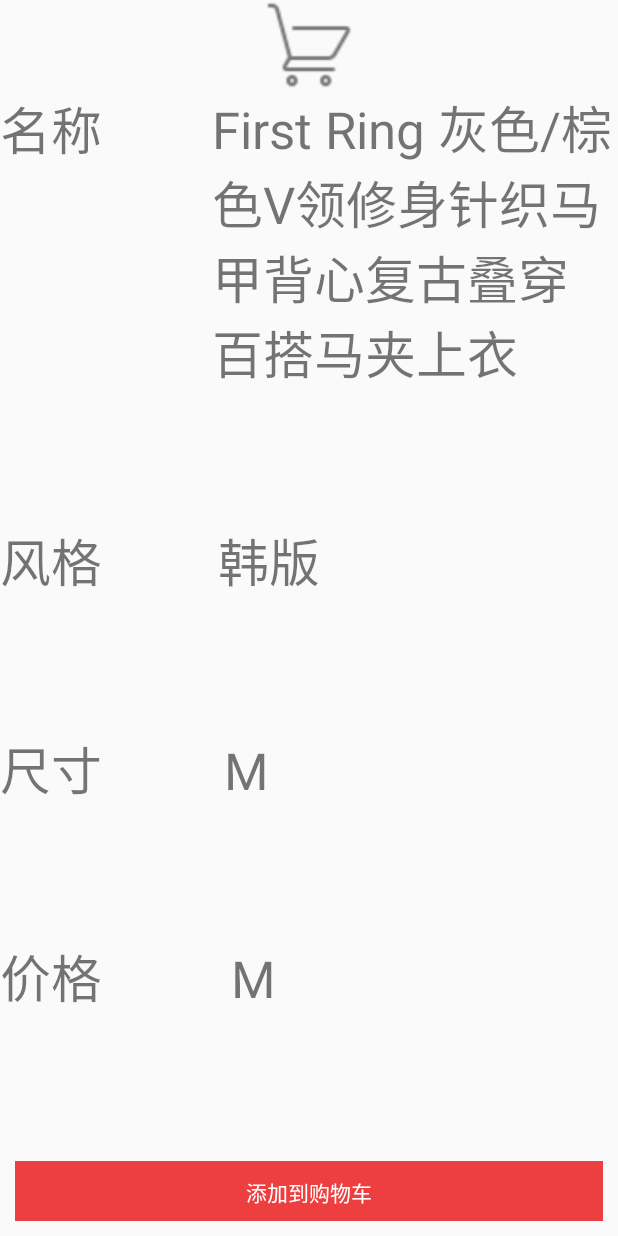
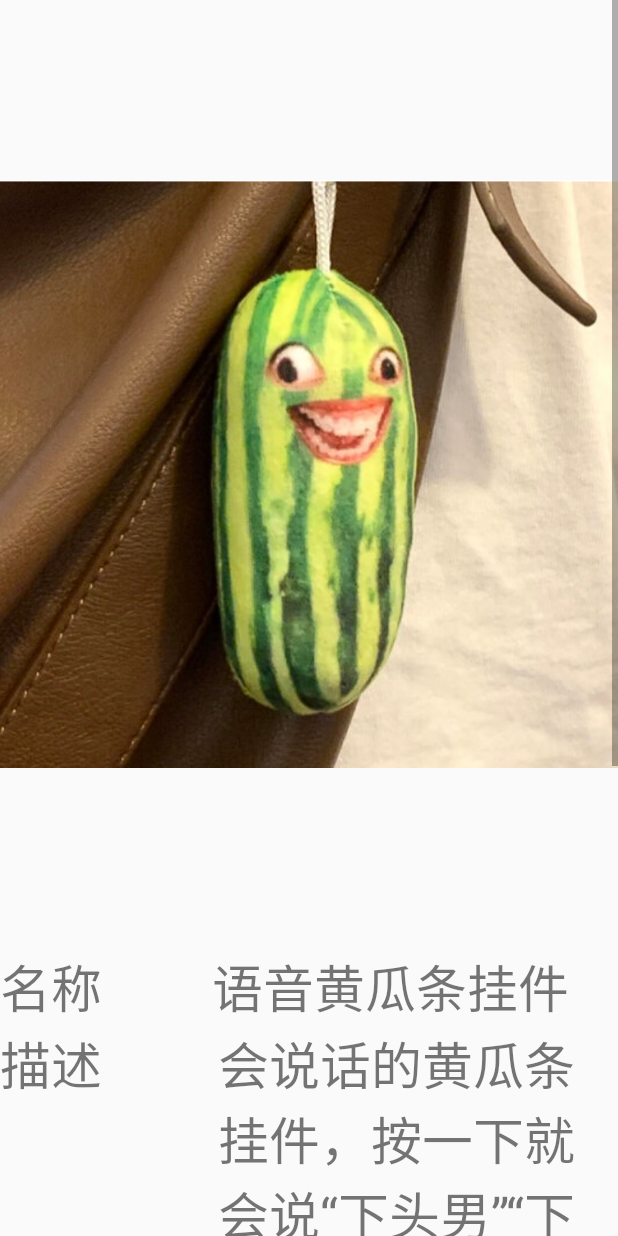
Before and after one commit to Harrybh/Secondhandmarket, an Android app: the HomeFragment screen opened directly, with no data from a screen before it, after a tap on an icon or button, on a phone screen of 412 x 824 dp. Run offline under Robolectric (Android 15) with nearby library versions, the phone set to English and light mode, and no system bars.

Commit message:
Update product info

```diff
--- a/app/src/main/java/com/example/myapplication/ContactDetailsActivity.java
+++ b/app/src/main/java/com/example/myapplication/ContactDetailsActivity.java
@@ -21,9 +21,9 @@
         ProductInfo contact = getIntent().getParcelableExtra("contact");
         int rid=contact.getProduct_img();
         String name = contact.getProduct_title();
-        String region = contact.getProduct_style();
-        String gender = contact.getProduct_size();
-        String type = contact.getProduct_size();
+        String region = contact.getProduct_description();
+        String gender = contact.getProduct_seller();
+        String type = contact.getProduct_price();
         textView1=findViewById(R.id.textViewa2);
         textView2=findViewById(R.id.textViewb2);
         textView3=findViewById(R.id.textViewc2);
--- a/app/src/main/java/com/example/myapplication/HomeFragment.java
+++ b/app/src/main/java/com/example/myapplication/HomeFragment.java
@@ -18,12 +18,14 @@
         View view = View.inflate(mContext, R.layout.fragment_home, null);
         recyclerView = view.findViewById(R.id.rv_home);
         //模拟数据
-        mProductInfoList.add(new ProductInfo(0,R.drawable.main_cart,"First Ring 灰色/棕色V领修身针织马甲背心复古叠穿百搭马夹上衣","韩版","M","180.90"));
-        mProductInfoList.add(new ProductInfo(0,R.drawable.main_cart,"First Ring 灰色/棕色V领修身针织马甲背心复古叠穿百搭马夹上衣","韩版","M","180.90"));
-        mProductInfoList.add(new ProductInfo(0,R.drawable.main_cart,"First Ring 灰色/棕色V领修身针织马甲背心复古叠穿百搭马夹上衣","韩版","M","180.90"));
-        mProductInfoList.add(new ProductInfo(0,R.drawable.main_cart,"First Ring 灰色/棕色V领修身针织马甲背心复古叠穿百搭马夹上衣","韩版","M","180.90"));
-        mProductInfoList.add(new ProductInfo(0,R.drawable.main_cart,"First Ring 灰色/棕色V领修身针织马甲背心复古叠穿百搭马夹上衣","韩版","M","180.90"));
-        mProductInfoList.add(new ProductInfo(0,R.drawable.main_cart,"First Ring 灰色/棕色V领修身针织马甲背心复古叠穿百搭马夹上衣","韩版","M","180.90"));
+        mProductInfoList.add(new ProductInfo(0,R.drawable.img1,"语音黄瓜条挂件","会说话的黄瓜条挂件，按一下就会说“下头男”“下头女”“家人们谁懂啊无语死了”之类的，非常符合大学生美丽的精神状态，多买了一根，出出","FamilyWhoKnows111","9.9"));
+        mProductInfoList.add(new ProductInfo(0,R.drawable.img2,"【95新】Redmi 27英寸显示器 G27 Fast IPS 165Hz高刷","屏幕素质还行，刚买不到两个月，月底手头紧含泪大甩卖！可小刀，可自提。","电专炊事兵bkbkbk","555.55"));
+        mProductInfoList.add(new ProductInfo(0,R.drawable.img3,"得力A5复古羊巴皮笔记本","得力复古风羊巴皮记事本，颜值超高，书写体验也不错，我一下买了一套用不过来，出一本，两本也可，校内自提","studyMmehappy","6.6"));
+        mProductInfoList.add(new ProductInfo(0,R.drawable.img4,"【全新】神里绫华痛衣","美丽的绫华大小姐嘿嘿，刚买几天还没穿过，本来打算穿去CP30，（加绒的不怕冷）可是延期了呃呃呃呃呃，坏现充滚出漫展！！！（PS：原友+我UID114514666）","神里绫华的狗www","88"));
+        mProductInfoList.add(new ProductInfo(0,R.drawable.img5,"【95新】美的酷毙灯充电款","可以磁吸在墙上或者桌子上，朋友送了新的，这个就出了，最低价不可刀","Justman18yearsold","25"));
+        mProductInfoList.add(new ProductInfo(0,R.drawable.img6,"六级复习资料","买回来一笔没动orz，单买9r/本，两本15r带走不可刀，校内可自提","这次六级又寄了呜呜呜","9"));
+        mProductInfoList.add(new ProductInfo(0,R.drawable.img7,"【非卖】崩铁联动立牌","嘿嘿嘿让我看看是哪个小开拓者还没有列车长送的联动立牌！不出，就挂一挂，嘿嘿","持明online","9999.99"));
+        mProductInfoList.add(new ProductInfo(0,R.drawable.img8,"简约石英表","挺新的，之前考试急用表就随便买了一个，基础功能都没问题，闲置出","ykslkbwlaaa","9.9"));
 
         //创建适配器
         productListAdapter = new ProductListAdapter(mProductInfoList);
--- a/app/src/main/java/com/example/myapplication/ProductInfo.java
+++ b/app/src/main/java/com/example/myapplication/ProductInfo.java
@@ -6,15 +6,15 @@
     private int _id;
     private int product_img;
     private String product_title;
-    private String product_style;
-    private String product_size;
+    private String product_description;
+    private String product_seller;
     private String product_price;
 
     public ProductInfo(Parcel in) {//从 Parcel 中读取数据并初始化对象
         this.product_img = in.readInt();
         this.product_title = in.readString();
-        this.product_style = in.readString();
-        this.product_size = in.readString();
+        this.product_description = in.readString();
+        this.product_seller = in.readString();
         this.product_price = in.readString();
 
 
@@ -22,11 +22,11 @@
 
     }
 
-    public ProductInfo(int _id,int product_img, String product_title, String product_style, String product_size, String product_price) {
+    public ProductInfo(int _id,int product_img, String product_title, String product_description, String product_seller, String product_price) {
         this._id = _id;
         this.product_title = product_title;
-        this.product_style = product_style;
-        this.product_size = product_size;
+        this.product_description = product_description;
+        this.product_seller = product_seller;
         this.product_price = product_price;
         this.product_img = product_img;
     }
@@ -56,20 +56,20 @@
         this.product_title = product_title;
     }
 
-    public String getProduct_style() {
-        return product_style;
+    public String getProduct_description() {
+        return product_description;
     }
 
-    public void setProduct_style(String product_style) {
-        this.product_style = product_style;
+    public void setProduct_description(String product_description) {
+        this.product_description = product_description;
     }
 
-    public String getProduct_size() {
-        return product_size;
+    public String getProduct_seller() {
+        return product_seller;
     }
 
-    public void setProduct_size(String product_size) {
-        this.product_size = product_size;
+    public void setProduct_seller(String product_seller) {
+        this.product_seller = product_seller;
     }
 
     public String getProduct_price() {
@@ -101,8 +101,8 @@
     public void writeToParcel(Parcel parcel, int i) {///// 将对象数据写入 Parcel 中
         parcel.writeInt(product_img);
         parcel.writeString(product_title);
-        parcel.writeString(product_style);
-        parcel.writeString(product_size);
+        parcel.writeString(product_description);
+        parcel.writeString(product_seller);
         parcel.writeString(product_price);
 
     }
--- a/app/src/main/java/com/example/myapplication/ProductListAdapter.java
+++ b/app/src/main/java/com/example/myapplication/ProductListAdapter.java
@@ -3,11 +3,9 @@
 
 import androidx.recyclerview.widget.RecyclerView;
 
-import android.os.Bundle;
-
 import java.util.ArrayList;
 import java.util.List;
-import android.util.Log;
+
 import android.view.LayoutInflater;
 import android.view.View;
 import android.view.ViewGroup;
@@ -46,8 +44,7 @@
 
         //设置数据
         holder.tv_title.setText(productInfo.getProduct_title());
-        holder.tv_style.setText("风格："+productInfo.getProduct_style());
-        holder.tv_size.setText("尺寸："+productInfo.getProduct_size());
+        holder.tv_size.setText("卖家："+productInfo.getProduct_seller());
         holder.tv_price.setText("¥ "+ productInfo.getProduct_price());
         holder.img_product.setImageResource(productInfo.getProduct_img());
 
--- a/app/src/main/res/layout/contact.xml
+++ b/app/src/main/res/layout/contact.xml
@@ -1,10 +1,13 @@
 <?xml version="1.0" encoding="utf-8"?>
-<LinearLayout xmlns:android="http://schemas.android.com/apk/res/android"
+
+<ScrollView xmlns:android="http://schemas.android.com/apk/res/android"
     android:layout_width="match_parent"
-    android:layout_height="match_parent"
+    android:layout_height="match_parent">
+
+    <LinearLayout
+        android:layout_width="match_parent"
+        android:layout_height="wrap_content"
         android:orientation="vertical">
-
-
 
         <ImageView
             android:id="@+id/imageView5"
@@ -57,7 +60,7 @@
                     android:layout_width="152dp"
                     android:layout_height="wrap_content"
                     android:layout_weight="1"
-                android:text="风格"
+                    android:text="描述"
                     android:textSize="34sp" />
 
                 <TextView
@@ -87,7 +90,7 @@
                     android:layout_width="160dp"
                     android:layout_height="wrap_content"
                     android:layout_weight="1"
-                android:text="尺寸"
+                    android:text="卖家"
                     android:textSize="34sp" />
 
                 <TextView
@@ -132,14 +135,16 @@
 
 
         </FrameLayout>
+
         <Button
             android:id="@+id/addtocar"
             android:layout_width="match_parent"
             android:layout_height="40dp"
             android:layout_margin="10dp"
             android:background="@drawable/add_cart_bg_selector"
-        android:padding="10dp"
             android:text="添加到购物车"
-        android:textColor="#fff" />
+            android:textColor="#fff"
+            android:textSize="30sp" />
 
     </LinearLayout>
+</ScrollView>
--- a/app/src/main/res/layout/fragment_home.xml
+++ b/app/src/main/res/layout/fragment_home.xml
@@ -12,10 +12,11 @@
     <androidx.recyclerview.widget.RecyclerView
         android:id="@+id/rv_home"
         android:layout_width="match_parent"
-        tools:listitem="@layout/item"
         android:layout_height="match_parent"
+        android:layout_below="@id/titlebar"
+        android:layout_marginTop="2dp"
         app:layoutManager="androidx.recyclerview.widget.LinearLayoutManager"
-        android:layout_below="@id/titlebar" />
+        tools:listitem="@layout/item" />
 
     <ImageButton
         android:id="@+id/ib_top"
--- a/app/src/main/res/values/strings.xml
+++ b/app/src/main/res/values/strings.xml
@@ -1,3 +1,3 @@
 <resources>
-    <string name="app_name">My Application</string>
+    <string name="app_name">二手市场</string>
 </resources>
```
Also changed, not shown: app/src/main/res/layout/item.xml (+4 -4 lines), app/src/main/res/drawable/img1.png (added), app/src/main/res/drawable/img2.png (added), app/src/main/res/drawable/img3.png (added), app/src/main/res/drawable/img4.png (added), app/src/main/res/drawable/img5.png (added), app/src/main/res/drawable/img6.jpg (added), app/src/main/res/drawable/img7.png (added), app/src/main/res/drawable/img8.png (added). Lines whose indentation alone changed are shown as unchanged.
